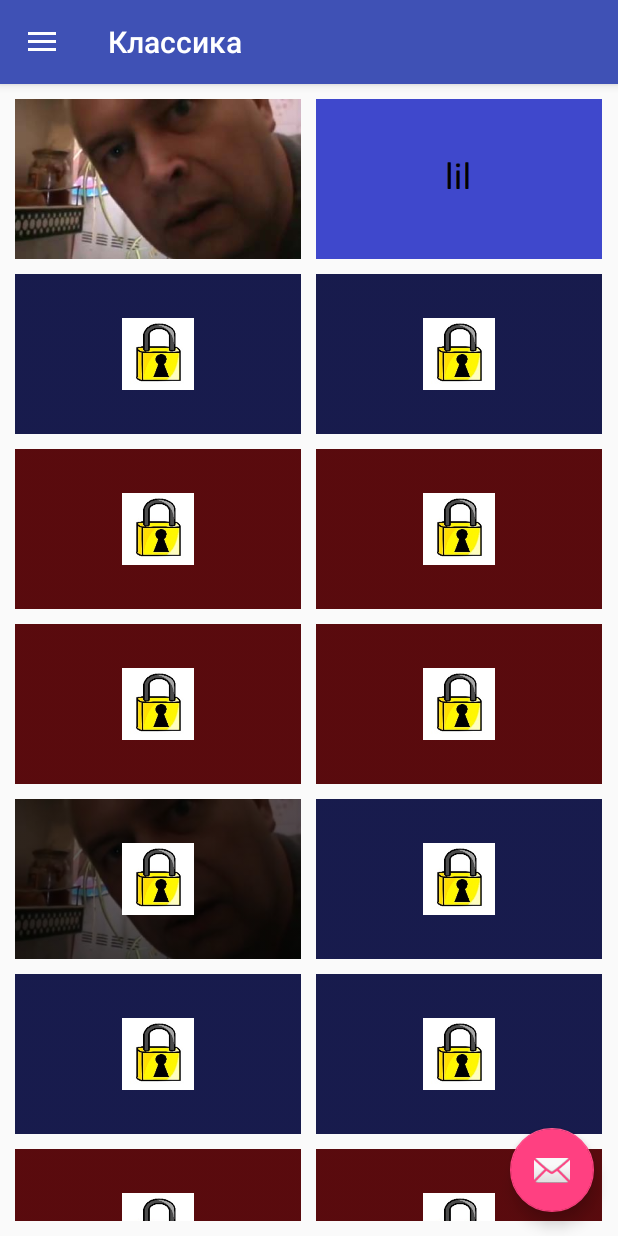
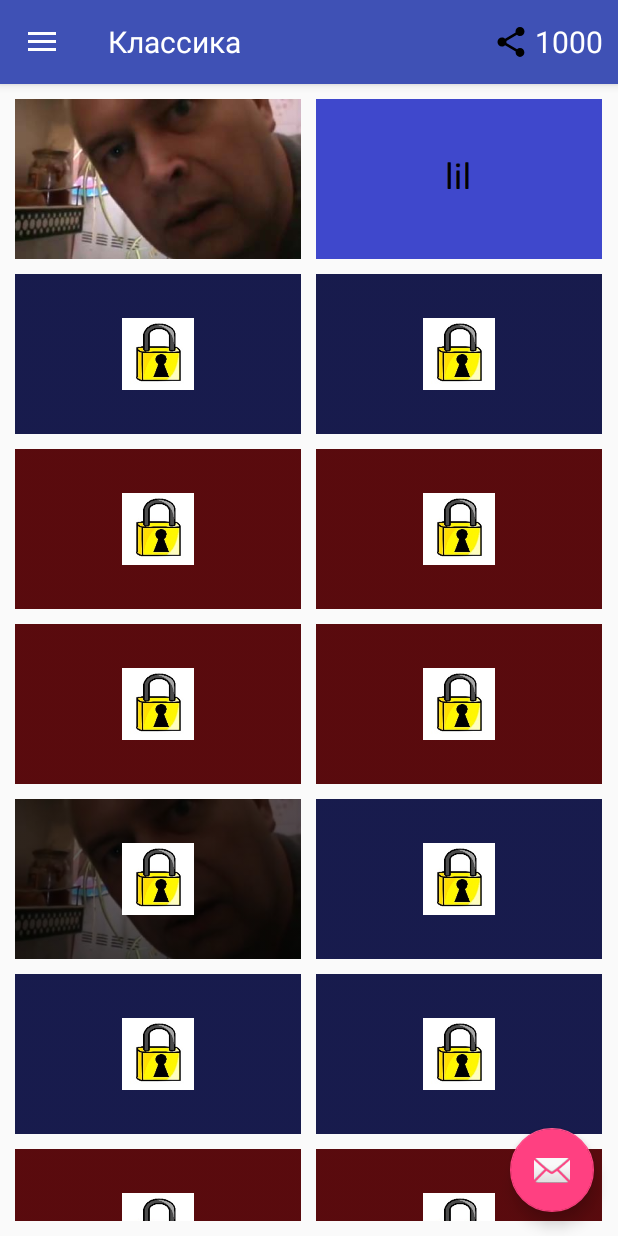
Before and after one commit to Denispok/MyFavoriteMemes, an Android app: the screen it shows after launch (MainActivity), on a phone screen of 412 x 824 dp. Run offline under Robolectric (Android 15) with nearby library versions, the phone set to English and light mode, and no system bars.

Commit message:
+ coins + meme purchase dialogs + change toolbar

```diff
--- a/app/src/main/java/com/gamesbars/myfavoritememes/ImageAdapter.java
+++ b/app/src/main/java/com/gamesbars/myfavoritememes/ImageAdapter.java
@@ -38,11 +38,11 @@ public class ImageAdapter extends ArrayAdapter<Meme> {
         ImageView lockImageView = (ImageView) listItemView.findViewById(R.id.list_item_lock);
 
         if (currentMeme.checkPurchase(purchasePreferences)) {
+            imageView.setImageAlpha(255);
+            lockImageView.setVisibility(View.GONE);
+        } else {
             imageView.setImageAlpha(96);
             lockImageView.setVisibility(View.VISIBLE);
-        } else {
-            imageView.setImageAlpha(255);
-            lockImageView.setVisibility(View.GONE);
         }
 
         imageView.setImageResource(currentMeme.getImageResourceId());
--- a/app/src/main/java/com/gamesbars/myfavoritememes/MainActivity.java
+++ b/app/src/main/java/com/gamesbars/myfavoritememes/MainActivity.java
@@ -1,10 +1,12 @@
 package com.gamesbars.myfavoritememes;
 
 import android.content.Context;
+import android.content.DialogInterface;
 import android.content.SharedPreferences;
 import android.os.Bundle;
 import android.support.design.widget.FloatingActionButton;
 import android.support.design.widget.Snackbar;
+import android.support.v7.app.AlertDialog;
 import android.view.View;
 import android.support.design.widget.NavigationView;
 import android.support.v4.view.GravityCompat;
@@ -12,24 +14,27 @@ import android.support.v4.widget.DrawerLayout;
 import android.support.v7.app.ActionBarDrawerToggle;
 import android.support.v7.app.AppCompatActivity;
 import android.support.v7.widget.Toolbar;
-import android.view.Menu;
 import android.view.MenuItem;
 import android.widget.AdapterView;
 import android.widget.GridView;
-import android.widget.Toast;
+import android.widget.TextView;
 
 import java.util.ArrayList;
 
 public class MainActivity extends AppCompatActivity
         implements NavigationView.OnNavigationItemSelectedListener {
 
+    public final static String PREFERENCES_APP = "app";
+    public final static String PREFERENCES_APP_COINS = "coins";
     public final static String PREFERENCES_FAVORITE = "favorite";
     public final static String PREFERENCES_PURCHASE = "purchase";
 
-    public final static Integer CLASSIC_COUNT = 16;
-    public final static Integer CLASSIC_OPEN_COUNT = 2; // initially purchased classic memes
-    public final static Integer GAMES_COUNT = 16;
-    public final static Integer GAMES_OPEN_COUNT = 2;   // initially purchased games memes
+    private final static Integer START_COINS = 1000;  //  start count of coins
+    private final static Integer MEME_PRICE = 100;  //   price of one meme
+    private final static Integer CLASSIC_COUNT = 16;
+    private final static Integer CLASSIC_OPEN_COUNT = 2; // initially purchased classic memes
+    private final static Integer GAMES_COUNT = 16;
+    private final static Integer GAMES_OPEN_COUNT = 2;   // initially purchased games memes
 
     private ArrayList<Meme> classic;
     private ArrayList<Meme> games;
@@ -38,7 +43,14 @@ public class MainActivity extends AppCompatActivity
     private GridView gridView;
     private ImageAdapter imageAdapter;
     private Toolbar toolbar;
+    private TextView toolbarTitle;
+    private TextView toolbarCoins;
 
+    private AlertDialog purchaseDialog;
+    private Integer clickedMemeId;
+    private AlertDialog dontEnoughCoinsDialog;
+
+    private SharedPreferences appPreferences;
     private SharedPreferences purchasedPreferences;
     private SharedPreferences favoritePreferences;
     private SharedPreferences.Editor editor;
@@ -47,8 +59,10 @@ public class MainActivity extends AppCompatActivity
     protected void onCreate(Bundle savedInstanceState) {
         super.onCreate(savedInstanceState);
         setContentView(R.layout.activity_main);
+
         toolbar = (Toolbar) findViewById(R.id.toolbar);
-        toolbar.setTitle(getString(R.string.classic));
+        toolbarTitle = (TextView) findViewById(R.id.toolbar_title);
+        toolbarCoins = (TextView) findViewById(R.id.toolbar_coins);
         setSupportActionBar(toolbar);
 
         FloatingActionButton fab = (FloatingActionButton) findViewById(R.id.fab);
@@ -72,6 +86,7 @@ public class MainActivity extends AppCompatActivity
         initializePreferences();
 
         loadClassic();
+        refreshCoins(0);
         imageAdapter = new ImageAdapter(this, classic, purchasedPreferences);
         gridView = (GridView) findViewById(R.id.grid_view);
         gridView.setAdapter(imageAdapter);
@@ -79,8 +94,15 @@ public class MainActivity extends AppCompatActivity
         gridView.setOnItemClickListener(new AdapterView.OnItemClickListener() {
             public void onItemClick(AdapterView<?> parent, View v,
                                     int position, long id) {
-                Toast.makeText(MainActivity.this, "" + position,
-                        Toast.LENGTH_SHORT).show();
+                Meme clickedMeme = (Meme) parent.getItemAtPosition(position);
+                clickedMemeId = clickedMeme.getId();
+                if (clickedMeme.checkPurchase(purchasedPreferences)) {
+                    // ... go to the meme activity
+                } else {
+                    if (appPreferences.getInt(PREFERENCES_APP_COINS, 0) >= MEME_PRICE)
+                    showPurchaseDialog();
+                    else showDontEnoughCoinsDialog();
+                }
             }
         });
 
@@ -103,19 +125,19 @@ public class MainActivity extends AppCompatActivity
         int id = item.getItemId();
 
         if (id == R.id.nav_classic) {
-            toolbar.setTitle(getString(R.string.classic));
+            toolbarTitle.setText(getString(R.string.classic));
             if (classic == null) loadClassic();
             imageAdapter = new ImageAdapter(this, classic, purchasedPreferences);
             gridView.setAdapter(imageAdapter);
             gridView.refreshDrawableState();
         } else if (id == R.id.nav_games) {
-            toolbar.setTitle(getString(R.string.games));
+            toolbarTitle.setText(getString(R.string.games));
             if (games == null) loadGames();
             imageAdapter = new ImageAdapter(this, games, purchasedPreferences);
             gridView.setAdapter(imageAdapter);
             gridView.refreshDrawableState();
         } else if (id == R.id.nav_favorite) {
-            toolbar.setTitle(getString(R.string.favorite));
+            toolbarTitle.setText(getString(R.string.favorite));
             if (favorite == null) loadFavorite();
             imageAdapter = new ImageAdapter(this, favorite, purchasedPreferences);
             gridView.setAdapter(imageAdapter);
@@ -131,14 +153,14 @@ public class MainActivity extends AppCompatActivity
         editor = purchasedPreferences.edit();
         for (Integer id = 1; id <= CLASSIC_COUNT; id++) {
             if (!purchasedPreferences.contains(id.toString())) {
-                if (id > CLASSIC_OPEN_COUNT) editor.putBoolean(id.toString(), true);
-                else editor.putBoolean(id.toString(), false);
+                if (id > CLASSIC_OPEN_COUNT) editor.putBoolean(id.toString(), false);
+                else editor.putBoolean(id.toString(), true);
             }
         }
         for (Integer id = 101; id <= GAMES_COUNT + 100; id++) {
             if (!purchasedPreferences.contains(id.toString())) {
-                if (id > GAMES_OPEN_COUNT + 100) editor.putBoolean(id.toString(), true);
-                else editor.putBoolean(id.toString(), false);
+                if (id > GAMES_OPEN_COUNT + 100) editor.putBoolean(id.toString(), false);
+                else editor.putBoolean(id.toString(), true);
             }
         }
         editor.apply();
@@ -154,6 +176,13 @@ public class MainActivity extends AppCompatActivity
                 editor.putBoolean(id.toString(), false);
         }
         editor.apply();
+
+        appPreferences = getSharedPreferences(PREFERENCES_APP, Context.MODE_PRIVATE);
+        if (!appPreferences.contains(PREFERENCES_APP_COINS)) {
+            editor = appPreferences.edit();
+            editor.putInt(PREFERENCES_APP_COINS, START_COINS);
+            editor.apply();
+        }
     }
 
     private void loadClassic() {
@@ -210,4 +239,69 @@ public class MainActivity extends AppCompatActivity
                 favorite.add(games.get(id + 1));
         }
     }
+
+    /**
+     *  Refresh coins statement on layout.
+     *
+     *  @param coinsChanges If not null, changes coins count in preferences.
+     */
+    private void refreshCoins(int coinsChanges) {
+        if (coinsChanges != 0) {
+            editor = appPreferences.edit();
+            editor.putInt(PREFERENCES_APP_COINS,
+                    appPreferences.getInt(PREFERENCES_APP_COINS, 0) + coinsChanges);
+            editor.apply();
+        }
+
+        toolbarCoins.setText(String.valueOf(appPreferences.getInt(PREFERENCES_APP_COINS, 0)));
+    }
+
+    private void showPurchaseDialog() {
+        if (purchaseDialog == null) {
+            AlertDialog.Builder purchaseBuilder = new AlertDialog.Builder(this);
+
+            purchaseBuilder.setTitle(R.string.dialog_purchase_title);
+
+            purchaseBuilder.setPositiveButton(R.string.dialog_purchase_ok, new DialogInterface.OnClickListener() {
+                @Override
+                public void onClick(DialogInterface dialog, int which) {
+                    editor = purchasedPreferences.edit();
+                    editor.putBoolean(clickedMemeId.toString(), true);
+                    editor.apply();
+                    refreshCoins(-MEME_PRICE);
+
+                    gridView.invalidateViews();
+                }
+            });
+
+            purchaseBuilder.setNegativeButton(R.string.dialog_purchase_no, new DialogInterface.OnClickListener() {
+                public void onClick(DialogInterface dialog, int id) {
+                    // User cancelled the dialog
+                }
+            });
+
+            purchaseDialog = purchaseBuilder.create();
+        }
+
+        purchaseDialog.show();
+    }
+
+    private void showDontEnoughCoinsDialog() {
+        if (dontEnoughCoinsDialog == null) {
+            AlertDialog.Builder dontEnoughCoinsBuilder = new AlertDialog.Builder(this);
+
+            dontEnoughCoinsBuilder.setTitle(R.string.dialog_dont_enough_coins_title);
+
+            dontEnoughCoinsBuilder.setPositiveButton(R.string.dialog_dont_enough_coins_ok, new DialogInterface.OnClickListener() {
+                @Override
+                public void onClick(DialogInterface dialog, int which) {
+                    // User closed the dialog
+                }
+            });
+
+            dontEnoughCoinsDialog = dontEnoughCoinsBuilder.create();
+        }
+
+        dontEnoughCoinsDialog.show();
+    }
 }
--- a/app/src/main/res/layout/app_bar_main.xml
+++ b/app/src/main/res/layout/app_bar_main.xml
@@ -16,7 +16,38 @@
             android:layout_width="match_parent"
             android:layout_height="?attr/actionBarSize"
             android:background="?attr/colorPrimary"
-            app:popupTheme="@style/AppTheme.PopupOverlay" />
+            app:popupTheme="@style/AppTheme.PopupOverlay">
+
+            <LinearLayout
+                android:layout_width="match_parent"
+                android:layout_height="match_parent">
+
+                <TextView
+                    android:id="@+id/toolbar_title"
+                    android:layout_width="0dp"
+                    android:layout_height="match_parent"
+                    android:layout_weight="1"
+                    android:gravity="center|start"
+                    android:text="@string/classic"
+                    android:textColor="@android:color/white"
+                    android:textSize="20sp"
+                    tools:text="Title" />
+
+                <TextView
+                    android:id="@+id/toolbar_coins"
+                    android:layout_width="wrap_content"
+                    android:layout_height="match_parent"
+                    android:drawableStart="@drawable/ic_menu_share"
+                    android:gravity="center_vertical"
+                    android:drawablePadding="4dp"
+                    android:textColor="@android:color/white"
+                    android:textSize="20sp"
+                    android:layout_marginEnd="@dimen/grid_spacing"
+                    tools:text="12500" />
+
+            </LinearLayout>
+
+        </android.support.v7.widget.Toolbar>
 
     </android.support.design.widget.AppBarLayout>
 
--- a/app/src/main/res/values/strings.xml
+++ b/app/src/main/res/values/strings.xml
@@ -8,4 +8,10 @@
     <string name="classic">Классика</string>
     <string name="games">Игры</string>
     <string name="favorite">Избранное</string>
+
+    <string name="dialog_purchase_title">купешь?</string>
+    <string name="dialog_purchase_ok">куплю</string>
+    <string name="dialog_purchase_no">не</string>
+    <string name="dialog_dont_enough_coins_title">где деньги лебовски??</string>
+    <string name="dialog_dont_enough_coins_ok">бля((</string>
 </resources>
```
Also changed, not shown: app/src/main/res/menu/toolbar_menu.xml (added, +10 -0 lines), app/src/main/java/com/gamesbars/myfavoritememes/Meme.java (line endings or trailing spaces).
